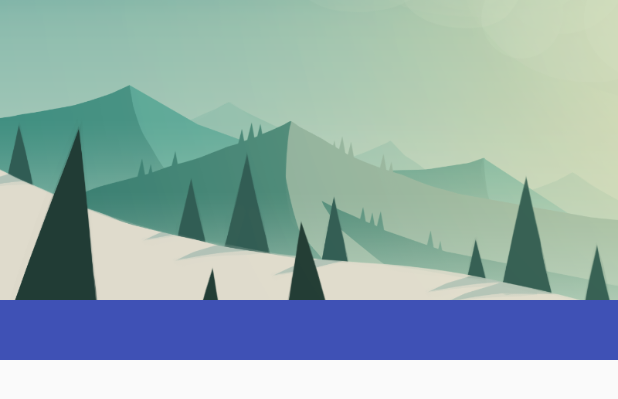
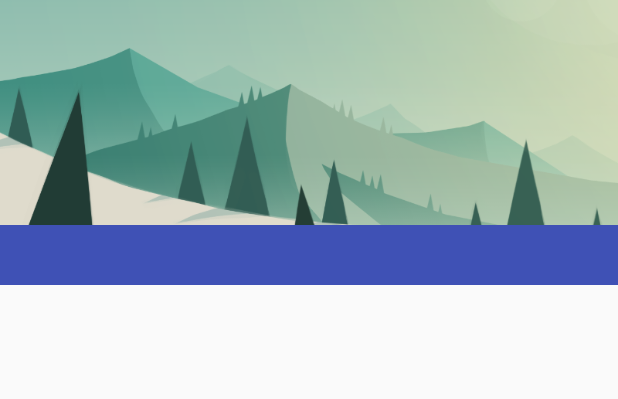
Before and after one commit to CGH123/SchoolShop, an Android app: the layout fragment_home.xml on its own in the app's theme, with its tools: preview values and no code run, on a phone screen of 412 x 824 dp. Shown: the top 399 px of the screen. Run offline under Robolectric (Android 15) with nearby library versions, the phone set to English and light mode, and no system bars.

Commit message:
第一次commit，完成了基本的页面布局功能，实现了本地数据上的数据展示的功能 第二天要完成全部的页面布局的功能，然后实现测试数据上面的全部功能实现，然后再着手网络功能部分。

```diff
--- a/app/src/main/res/layout/fragment_home.xml
+++ b/app/src/main/res/layout/fragment_home.xml
@@ -1,6 +1,7 @@
 <?xml version="1.0" encoding="utf-8"?>
-<android.support.design.widget.CoordinatorLayout android:layout_width="match_parent"
-    android:layout_height="wrap_content"
+<android.support.design.widget.CoordinatorLayout
+    android:layout_width="match_parent"
+    android:layout_height="match_parent"
     xmlns:app="http://schemas.android.com/apk/res-auto"
     xmlns:tools="http://schemas.android.com/tools"
     tools:context="schoolshop.cgh.com.schoolshop.modules.main.ui.MainActivity"
@@ -9,14 +10,14 @@
     <android.support.design.widget.AppBarLayout
         android:id="@+id/appbar"
         android:layout_width="match_parent"
-        android:layout_height="240dp"
+        android:layout_height="190dp"
         android:fitsSystemWindows="true"
         android:theme="@style/ThemeOverlay.AppCompat.Dark.ActionBar">
 
         <android.support.design.widget.CollapsingToolbarLayout
             android:id="@+id/collapsing_toolbar"
             android:layout_width="match_parent"
-            android:layout_height="200dp"
+            android:layout_height="150dp"
             android:fitsSystemWindows="true"
             app:contentScrim="?attr/colorPrimary"
             app:expandedTitleMarginEnd="64dp"
--- a/app/src/main/res/layout/nav_header_main.xml
+++ b/app/src/main/res/layout/nav_header_main.xml
@@ -1,7 +1,7 @@
 <?xml version="1.0" encoding="utf-8"?>
 <RelativeLayout xmlns:android="http://schemas.android.com/apk/res/android"
     android:layout_width="match_parent"
-    android:layout_height="160dp"
+    android:layout_height="200dp"
     android:id="@+id/header_background"
     android:background="@mipmap/header_back"
     android:theme="@style/ThemeOverlay.AppCompat.Dark"
```
